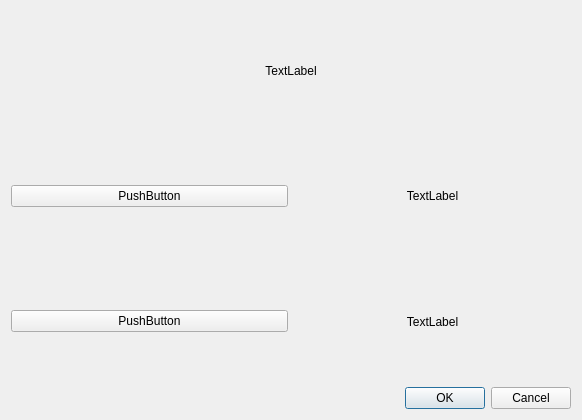
The window that TeApSy/startdialog.ui (Mar94oK/TeApSy) describes before a commit, drawn with Qt 5.
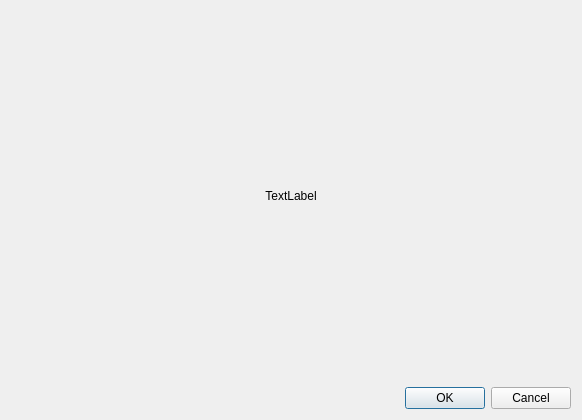
The same window after the commit.

```diff
--- a/TeApSy/startdialog.ui
+++ b/TeApSy/startdialog.ui
@@ -14,27 +14,6 @@
    <string>Dialog</string>
   </property>
   <layout class="QGridLayout" name="gridLayout">
-   <item row="1" column="0">
-    <layout class="QHBoxLayout" name="horizontalLayout_2">
-     <item>
-      <widget class="QPushButton" name="btnSiPSapphire">
-       <property name="text">
-        <string>PushButton</string>
-       </property>
-      </widget>
-     </item>
-     <item>
-      <widget class="QLabel" name="lblSiPSapphire">
-       <property name="text">
-        <string>TextLabel</string>
-       </property>
-       <property name="alignment">
-        <set>Qt::AlignCenter</set>
-       </property>
-      </widget>
-     </item>
-    </layout>
-   </item>
    <item row="0" column="0">
     <layout class="QHBoxLayout" name="horizontalLayout_3">
      <item>
@@ -49,26 +28,8 @@
      </item>
     </layout>
    </item>
-   <item row="2" column="0">
-    <layout class="QHBoxLayout" name="horizontalLayout">
-     <item>
-      <widget class="QPushButton" name="btnB731">
-       <property name="text">
-        <string>PushButton</string>
-       </property>
-      </widget>
-     </item>
-     <item>
-      <widget class="QLabel" name="lblB731">
-       <property name="text">
-        <string>TextLabel</string>
-       </property>
-       <property name="alignment">
-        <set>Qt::AlignCenter</set>
-       </property>
-      </widget>
-     </item>
-    </layout>
+   <item row="1" column="0">
+    <layout class="QHBoxLayout" name="lytBoards"/>
    </item>
    <item row="4" column="0">
     <widget class="QDialogButtonBox" name="buttonBox">
```
Left out of the diff: 4 changed lines with no effect on the pictures.
